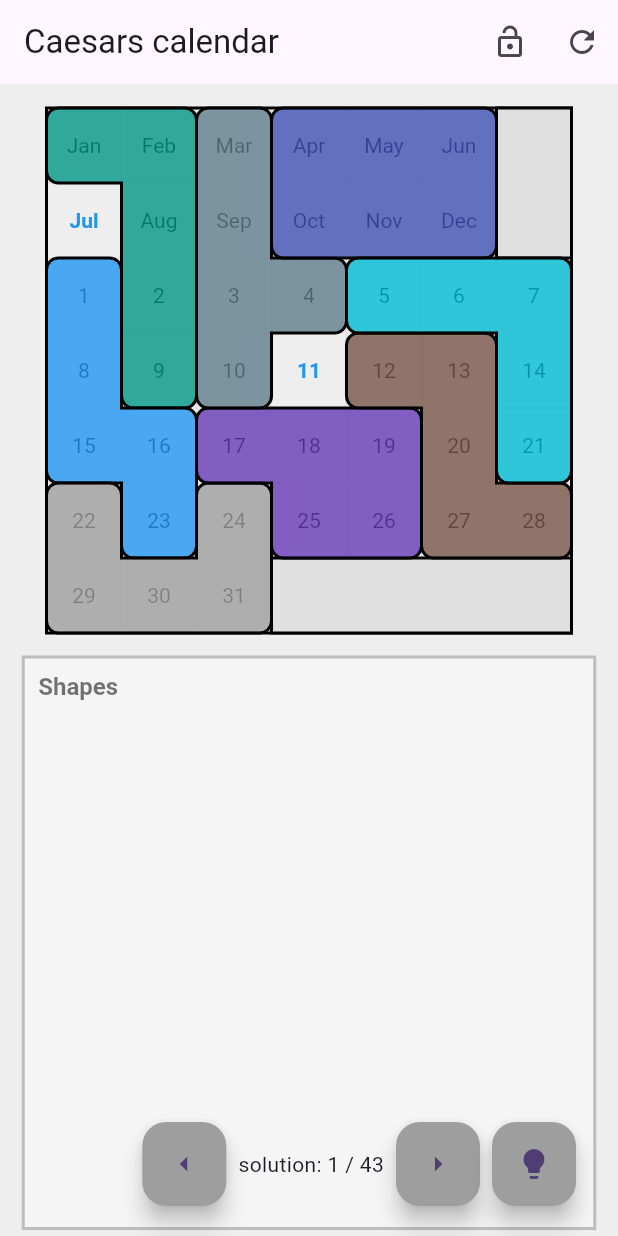
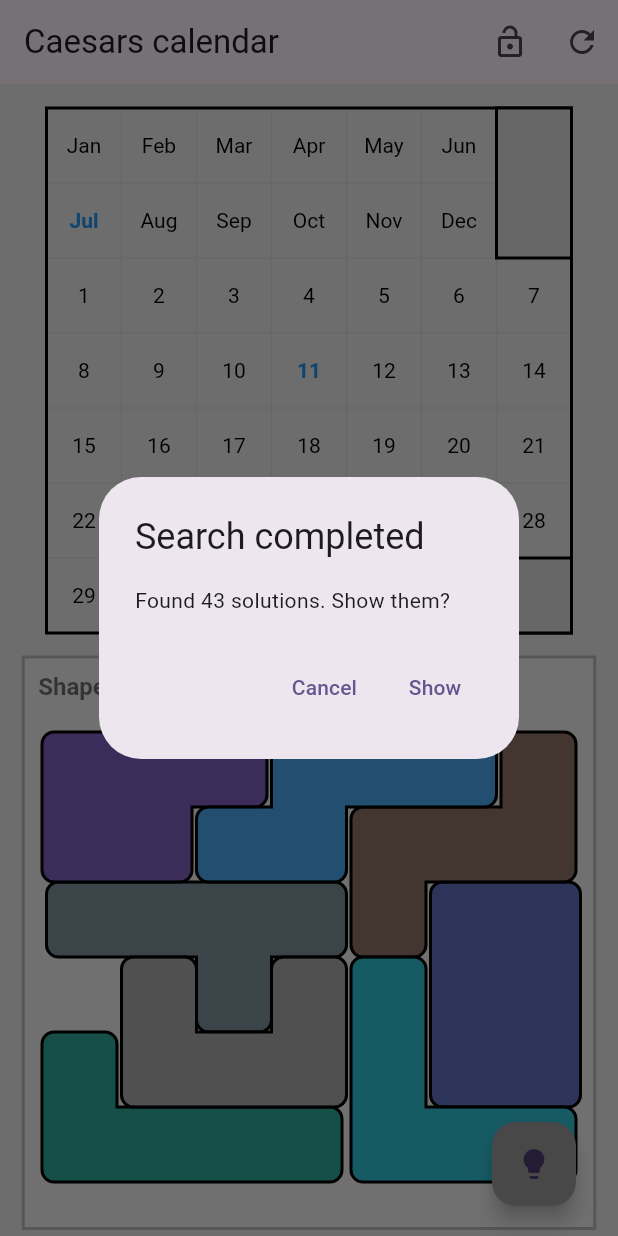
Before and after one commit to PeterOmbodi/caesar-s_calendar, a Flutter app: the screen it shows after launch, after a tap on the "lightbulb" icon, after a tap on the "lock" icon, on a phone screen of 412 x 824 dp. Run offline on Flutter 3.47's test engine with Material 3 defaults, Android fonts, the phone set to English and light mode, and no system bars; our stand-ins replace bloc, flutter_bloc, flutter_platform_widgets, freezed_annotation, get_it, injectable; generated files the repository leaves out were written again.

Commit message:
show solving results message dialog

```diff
--- a/lib/l10n/intl_en.arb
+++ b/lib/l10n/intl_en.arb
@@ -2,6 +2,12 @@
   "@@locale": "en",
   "appTitle": "Caesar Demo",
   "calendarTitle": "Caesars calendar",
-  "solutionLabel": "solution: {current} / {total}",
-  "boardLabel": "Shapes"
+  "solutionLabel": "solution:\n {current} / {total}",
+  "boardLabel": "Shapes",
+  "searchCompletedDialogTitle": "Search completed",
+  "solutionsFoundDialogMessage": "Found {count} solutions. Show them?",
+  "solutionsNotFoundDialogMessage": "No solutions found for the given configuration",
+  "ok": "Ok",
+  "solutionsFoundDialogOk": "Show",
+  "solutionsFoundDialogCancel": "Cancel"
 }
--- a/lib/l10n/intl_uk.arb
+++ b/lib/l10n/intl_uk.arb
@@ -2,6 +2,12 @@
   "@@locale": "uk",
   "appTitle": "Цезар Демо",
   "calendarTitle": "Календар Цезаря",
-  "solutionLabel": "розв'язок: {current} / {total}",
-  "boardLabel": "Фігури"
+  "solutionLabel": "рішення:\n {current} / {total}",
+  "boardLabel": "Фігури",
+  "searchCompletedDialogTitle": "Пошук завершено",
+  "solutionsFoundDialogMessage": "Знайдено {count} рішень. Показати?",
+  "solutionsNotFoundDialogMessage": "Не знайдено рішень для заданої конфігурації",
+  "ok": "Ok",
+  "solutionsFoundDialogOk": "Показати",
+  "solutionsFoundDialogCancel": "Скасувати"
 }
--- a/lib/presentation/pages/puzzle/bloc/puzzle_bloc.dart
+++ b/lib/presentation/pages/puzzle/bloc/puzzle_bloc.dart
@@ -409,7 +409,11 @@ class PuzzleBloc extends Bloc<PuzzleEvent, PuzzleState> {
   }
 
   Future<void> _solve(_Solve event, Emitter<PuzzleState> emit) async {
-    emit(state.copyWith(isSolving: true));
+    emit(state.copyWith(
+      status: GameStatus.solving,
+      solutions: [],
+      solutionIdx: -1,
+    ));
     await Future.delayed(solvingDelay);
     final pieces = [
       ...state.pieces[PieceZone.grid]!,
@@ -422,12 +426,9 @@ class PuzzleBloc extends Bloc<PuzzleEvent, PuzzleState> {
   }
 
   FutureOr<void> _setSolvingResults(_SetSolvingResults event, Emitter<PuzzleState> emit) {
-    emit(state.copyWith(isSolving: false, solutions: event.solutions));
+    emit(state.copyWith(status: GameStatus.solved, solutions: event.solutions));
     for (final solution in event.solutions) {
       debugPrint('sol: $solution');
-    }
-    if (event.solutions.isNotEmpty) {
-      add(PuzzleEvent.showSolution(0));
     }
   }
 
@@ -605,7 +606,6 @@ class PuzzleBloc extends Bloc<PuzzleEvent, PuzzleState> {
       timer: prevState.timer,
       selectedPiece: null,
       isDragging: false,
-      isSolving: false,
       showPreview: false,
       previewCollision: false,
       isUnlockedForbiddenCells: false,
--- a/lib/presentation/pages/puzzle/bloc/puzzle_state.dart
+++ b/lib/presentation/pages/puzzle/bloc/puzzle_state.dart
@@ -12,17 +12,18 @@ enum GameStatus {
 
 @freezed
 abstract class PuzzleState with _$PuzzleState {
+  const PuzzleState._();
+
   factory PuzzleState.initial() => PuzzleState(
         status: GameStatus.initializing,
         gridConfig: PuzzleGrid.initial(),
         boardConfig: PuzzleBoard.initial(),
         pieces: {},
         solutions: [],
-        solutionIdx: 0,
+        solutionIdx: -1,
         timer: 0,
         selectedPiece: null,
         isDragging: false,
-        isSolving: false,
         showPreview: false,
         previewCollision: false,
         isUnlockedForbiddenCells: false,
@@ -42,10 +43,12 @@ abstract class PuzzleState with _$PuzzleState {
     Offset? pieceStartPosition,
     Offset? previewPosition,
     PieceZone? dropZone,
-    required bool isSolving,
     required bool showPreview,
     required bool previewCollision,
     required bool isUnlockedForbiddenCells,
   }) = _PuzzleState;
 
+  bool get isSolving => status == GameStatus.solving;
+
+  bool get allowSolutionDisplay => status == GameStatus.solved && solutions.isNotEmpty && solutionIdx >= 0;
 }
--- a/lib/presentation/pages/puzzle/puzzle_view.dart
+++ b/lib/presentation/pages/puzzle/puzzle_view.dart
@@ -1,9 +1,10 @@
+import 'package:caesar_puzzle/generated/l10n.dart';
 import 'package:caesar_puzzle/presentation/widgets/puzzle_board_painter.dart';
 import 'package:flutter/material.dart';
 import 'package:flutter_bloc/flutter_bloc.dart';
+import 'package:flutter_platform_widgets/flutter_platform_widgets.dart';
 
 import 'bloc/puzzle_bloc.dart';
-import 'package:caesar_puzzle/generated/l10n.dart';
 
 class PuzzleView extends StatelessWidget {
   const PuzzleView({super.key});
@@ -26,16 +27,17 @@ class PuzzleView extends StatelessWidget {
           ),
         ],
       ),
-      body: BlocBuilder<PuzzleBloc, PuzzleState>(
-        builder: (context, state) {
+      body: BlocConsumer<PuzzleBloc, PuzzleState>(
+          listenWhen: (previous, current) =>
+              previous.status == GameStatus.solving && current.status == GameStatus.solved,
+          listener: _showResultDialog,
+          builder: (BuildContext context, PuzzleState state) => LayoutBuilder(builder: (context, constraints) {
                 final bloc = context.read<PuzzleBloc>();
-          return LayoutBuilder(
-            builder: (context, constraints) {
                 bloc.add(PuzzleEvent.setViewSize(constraints.biggest));
                 return Stack(
                   children: [
                     state.status == GameStatus.initializing
-                      ? CircularProgressIndicator()
+                        ? Center(child: CircularProgressIndicator())
                         : GestureDetector(
                             onTapDown: (details) => bloc.add(PuzzleEvent.onTapDown(details.localPosition)),
                             onTapUp: (details) => bloc.add(PuzzleEvent.onTapUp(details.localPosition)),
@@ -59,7 +61,7 @@ class PuzzleView extends StatelessWidget {
                                   previewPosition: state.previewPosition,
                                   showPreview: state.showPreview,
                                   previewCollision: state.previewCollision,
-                                boardLabel:  S.current.boardLabel,
+                                  boardLabel: S.current.boardLabel,
                                 ),
                               ),
                             ),
@@ -70,7 +72,7 @@ class PuzzleView extends StatelessWidget {
                       child: Row(
                         mainAxisSize: MainAxisSize.min,
                         children: [
-                        if (!state.isSolving && state.solutions.length > 1) ...[
+                          if (state.allowSolutionDisplay) ...[
                             FloatingActionButton(
                               onPressed: () => bloc.add(
                                 PuzzleEvent.showSolution(
@@ -126,10 +128,47 @@ class PuzzleView extends StatelessWidget {
                     ),
                   ],
                 );
+              })),
+    );
   }
+
+  void _showResultDialog(BuildContext context, PuzzleState state) async {
+    if (state.solutions.isNotEmpty) {
+      final bloc = context.read<PuzzleBloc>();
+      final result = await showDialog<bool>(
+        context: context,
+        builder: (context) => PlatformAlertDialog(
+          title: Text(S.of(context).searchCompletedDialogTitle),
+          content: Text(S.of(context).solutionsFoundDialogMessage(state.solutions.length)),
+          actions: [
+            PlatformDialogAction(
+              onPressed: () => Navigator.of(context).pop(false),
+              child: Text(S.of(context).solutionsFoundDialogCancel),
+            ),
+            PlatformDialogAction(
+              onPressed: () => Navigator.of(context).pop(true),
+              child: Text(S.of(context).solutionsFoundDialogOk),
+            ),
+          ],
+        ),
       );
-        },
+      if (result == true) {
+        bloc.add(PuzzleEvent.showSolution(0));
+      }
+    } else {
+      await showDialog<bool>(
+        context: context,
+        builder: (context) => PlatformAlertDialog(
+          title: Text(S.of(context).searchCompletedDialogTitle),
+          content: Text(S.of(context).solutionsNotFoundDialogMessage),
+          actions: [
+            PlatformDialogAction(
+              onPressed: () => Navigator.of(context).pop(false),
+              child: Text(S.of(context).ok),
+            ),
+          ],
         ),
       );
     }
   }
+}
--- a/pubspec.yaml
+++ b/pubspec.yaml
@@ -25,6 +25,8 @@ dependencies:
   freezed: ^3.1.0
   freezed_annotation: ^3.1.0
   collection: ^1.19.1
+  flutter_platform_widgets: ^9.0.0
+
   flutter_localizations:
     sdk: flutter
 
@@ -82,5 +84,8 @@ flutter:
   #
   # For details regarding fonts from package dependencies,
   # see https://flutter.dev/to/font-from-package
+
+  generate: true
+
 flutter_intl:
   enabled: true
```
Also changed, not shown: pubspec.lock. Lines whose indentation alone changed are shown as unchanged.
